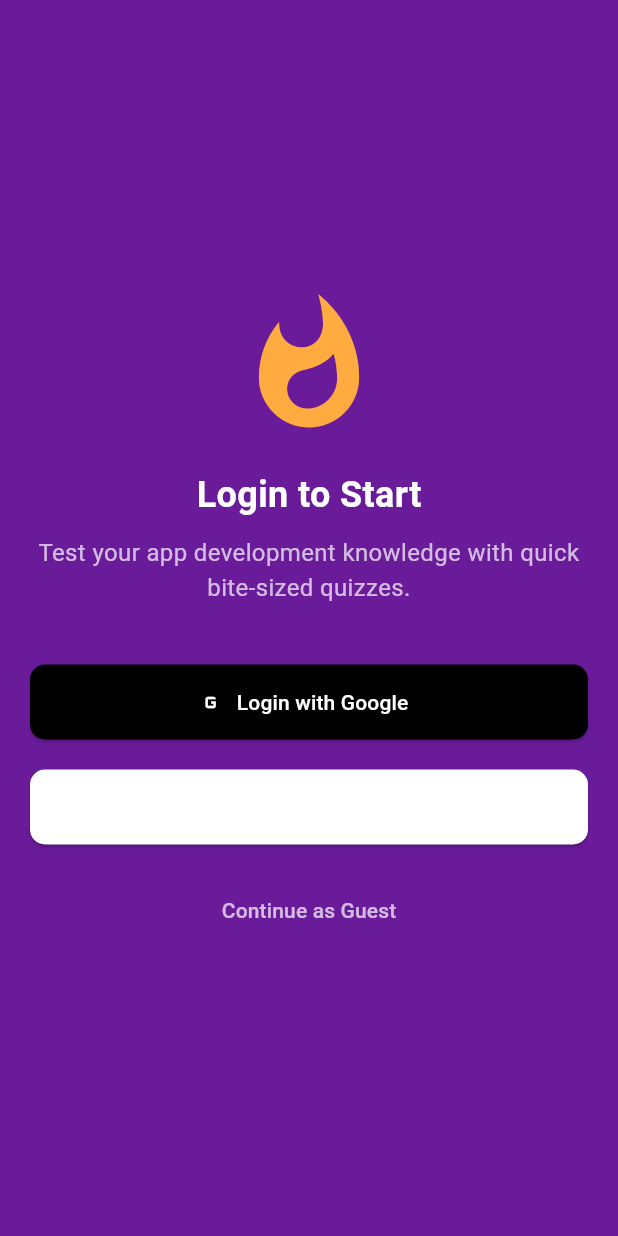
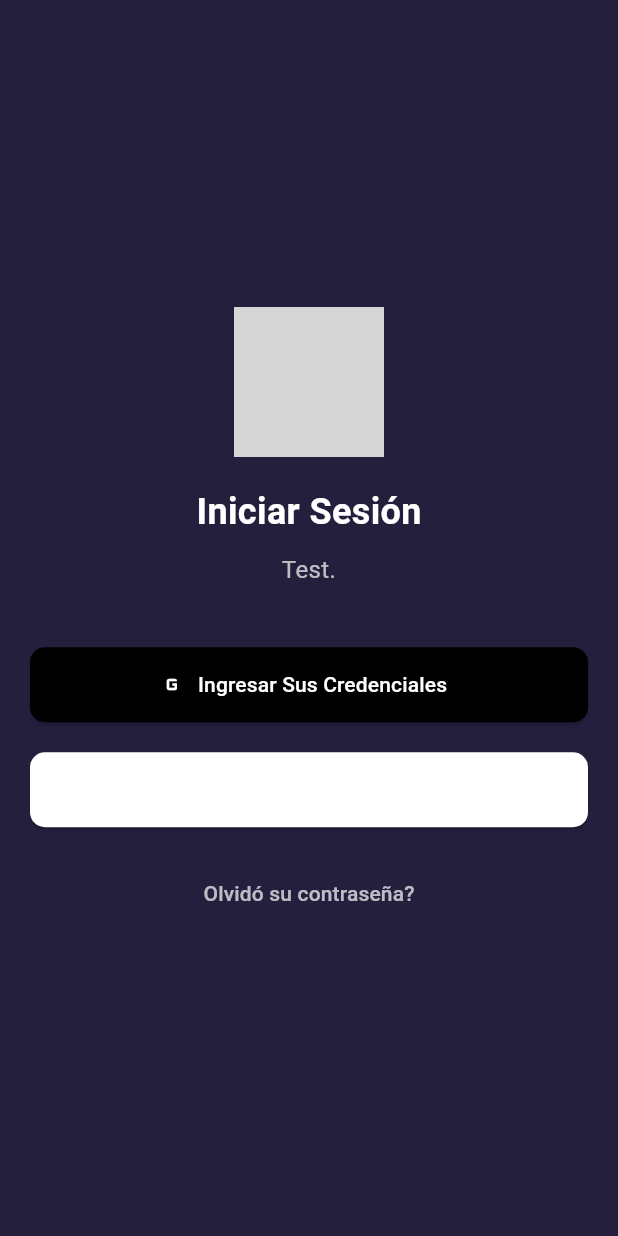
Before and after one commit to RaulTorreM/Fidelizacion_Tecnicos_Movil, a Flutter app: the screen it shows after launch, on a phone screen of 412 x 824 dp. Run offline on Flutter 3.47's test engine with Material 3 defaults, Android fonts, the phone set to English and light mode, and no system bars; grey boxes are pictures that could not be loaded.

Commit message:
Se añadio una interfaz básica de Login

```diff
--- a/lib/main.dart
+++ b/lib/main.dart
@@ -16,20 +16,24 @@ class LoginPage extends StatelessWidget {
   @override
   Widget build(BuildContext context) {
     return Scaffold(
-      backgroundColor: Color(0xFF6A1B9A), // Color de fondo púrpura
+      backgroundColor: Color.fromARGB(255, 36, 31, 61), // Color de fondo púrpura
       body: Padding(
         padding: EdgeInsets.all(20),
         child: Column(
           mainAxisAlignment: MainAxisAlignment.center,
           children: [
             // Logo
-            Icon(Icons.whatshot, size: 100, color: Colors.orangeAccent), // Puedes usar un icono de fuego
+            Image.asset(
+              "lib\icons\logo_png.png",
+              width: 100,
+              height: 100,
+            ),
 
             SizedBox(height: 20),
 
             // Título
             Text(
-              'Login to Start',
+              'Iniciar Sesión',
               style: TextStyle(
                 fontSize: 24,
                 color: Colors.white,
@@ -41,7 +45,7 @@ class LoginPage extends StatelessWidget {
 
             // Subtítulo
             Text(
-              'Test your app development knowledge with quick bite-sized quizzes.',
+              'Test.',
               textAlign: TextAlign.center,
               style: TextStyle(
                 fontSize: 16,
@@ -58,7 +62,7 @@ class LoginPage extends StatelessWidget {
               },
               icon: Icon(Icons.g_mobiledata, color: Colors.white),
               label: Text(
-                'Login with Google',
+                'Ingresar Sus Credenciales',
                 style: TextStyle(color: Colors.white),
               ),
               style: ElevatedButton.styleFrom(
@@ -79,7 +83,7 @@ class LoginPage extends StatelessWidget {
               },
               icon: Icon(Icons.apple, color: Colors.white),
               label: Text(
-                'Sign in with Apple',
+                '---',
                 style: TextStyle(color: Colors.white),
               ),
               style: ElevatedButton.styleFrom(
@@ -99,7 +103,7 @@ class LoginPage extends StatelessWidget {
                 // Acción para continuar como invitado
               },
               child: Text(
-                'Continue as Guest',
+                'Olvidó su contraseña?',
                 style: TextStyle(color: Colors.white70),
               ),
             ),
```
Also changed, not shown: lib/icons/logo_png.png (added).
